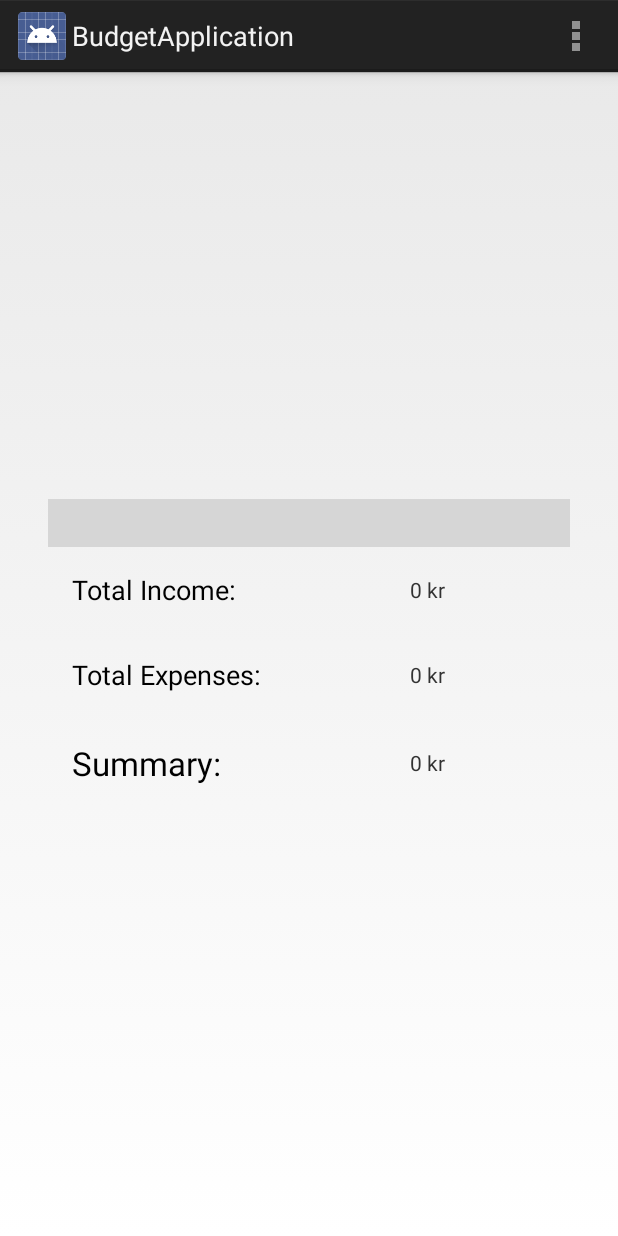
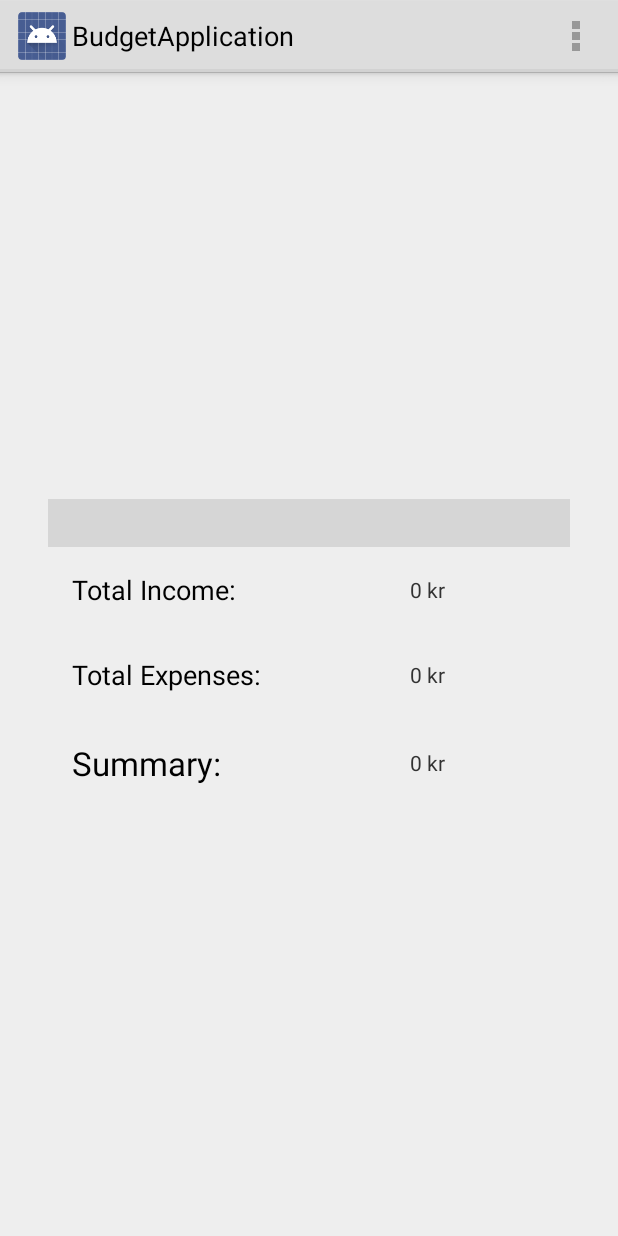
Before and after one commit to Soddi/android-development, an Android app: the screen it shows after launch (MainActivity), on a phone screen of 412 x 824 dp. Run offline under Robolectric (Android 15) with nearby library versions, the phone set to English and light mode, and no system bars; libraries missing offline, so code that uses them is left out: com.github.mikephil.charting; plain views replace PieChart; 27 statements that could not run were skipped; grey boxes are pictures that could not be loaded.

Commit message:
added style throughout app

```diff
--- a/BudgetApplication/app/src/main/res/values/styles.xml
+++ b/BudgetApplication/app/src/main/res/values/styles.xml
@@ -1,8 +1,24 @@
 <resources>
 
     <!-- Base application theme. -->
-    <style name="AppTheme" parent="android:Theme.Holo.Light.DarkActionBar">
-        <!-- Customize your theme here. -->
+    <style name="AppTheme" parent="android:Theme.Holo.Light">
+        <item name="android:windowBackground">@color/background</item>
+        <item name="android:listViewStyle">@style/CustomListView</item>
+        <item name="android:buttonStyle">@style/CustomButton</item>
     </style>
 
+    <style name="AppTheme.red">
+        <item name="android:listViewStyle">@style/CustomListView.red</item>
+    </style>
+
+    <style name="CustomListView" parent="@android:style/Widget.ListView">
+        <item name="android:dividerHeight">3dp</item>
+        <item name="android:divider">@color/background</item>
+    </style>
+
+    <style name="CustomListView.red">
+    </style>
+
+    <style name="CustomButton" parent="@android:style/Widget.Button">
+    </style>
 </resources>
```
Also changed, not shown: BudgetApplication/app/src/main/res/values/colors.xml (+12 -1 lines).
